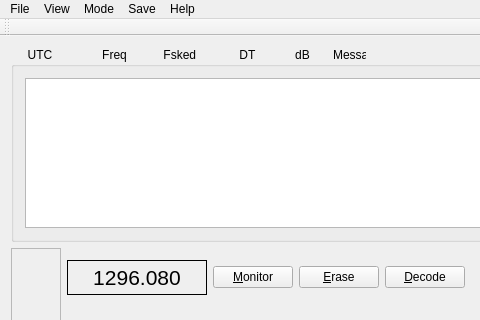
The window that qmap/mainwindow.ui (kholia/wsjtx) describes before a commit, drawn with Qt 5; both pictures show x 0 to 480 and y 0 to 320 of the 640 by 431 pixel window.
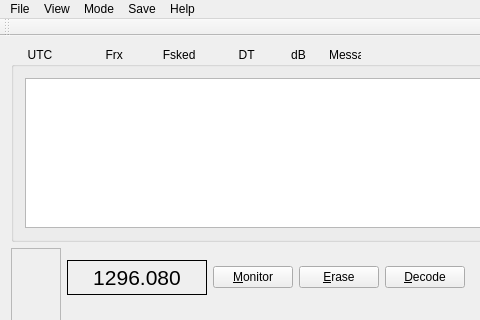
The same window after the commit. Custom widgets are drawn as their Qt base class.

Commit message: Minor tweaks to the QMAP user interface.

The edit to the form file:
```diff
--- a/qmap/mainwindow.ui
+++ b/qmap/mainwindow.ui
@@ -327,7 +327,7 @@
          </size>
         </property>
         <property name="title">
-         <string>     UTC               Freq           Fsked             DT            dB       Message</string>
+         <string>     UTC                Frx            Fsked             DT           dB       Message</string>
         </property>
         <layout class="QFormLayout" name="formLayout_2">
          <item row="0" column="0" colspan="2">
```
The commit also changes 2 other files.
